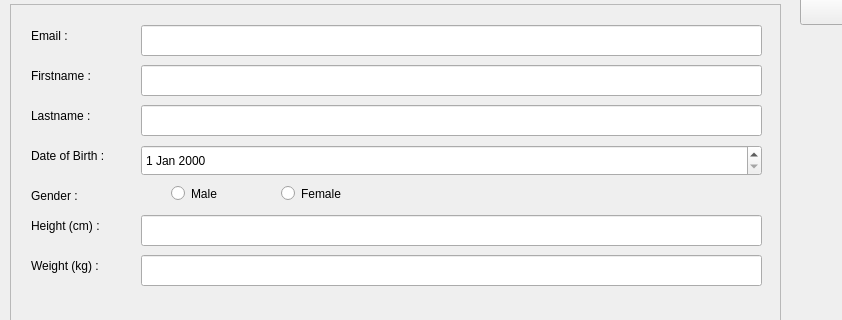
This is GUI_Qt/SmartScale/userDetailChange.ui in twschung/IoT-Smart-Scale as Qt 5 draws it before an edit; both pictures show x 0 to 842 and y 133 to 453 of the 1024 by 600 pixel window. The edited form follows.
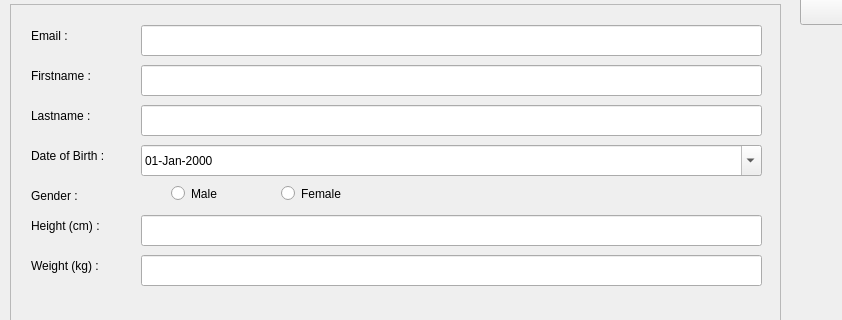
This is the edited form.

Patch:
```diff
--- a/GUI_Qt/SmartScale/userDetailChange.ui
+++ b/GUI_Qt/SmartScale/userDetailChange.ui
@@ -86,6 +86,12 @@
       <property name="focusPolicy">
        <enum>Qt::WheelFocus</enum>
       </property>
+      <property name="displayFormat">
+       <string>dd-MMM-yyyy</string>
+      </property>
+      <property name="calendarPopup">
+       <bool>true</bool>
+      </property>
      </widget>
      <widget class="QLabel" name="lblFirstname">
       <property name="geometry">
```
